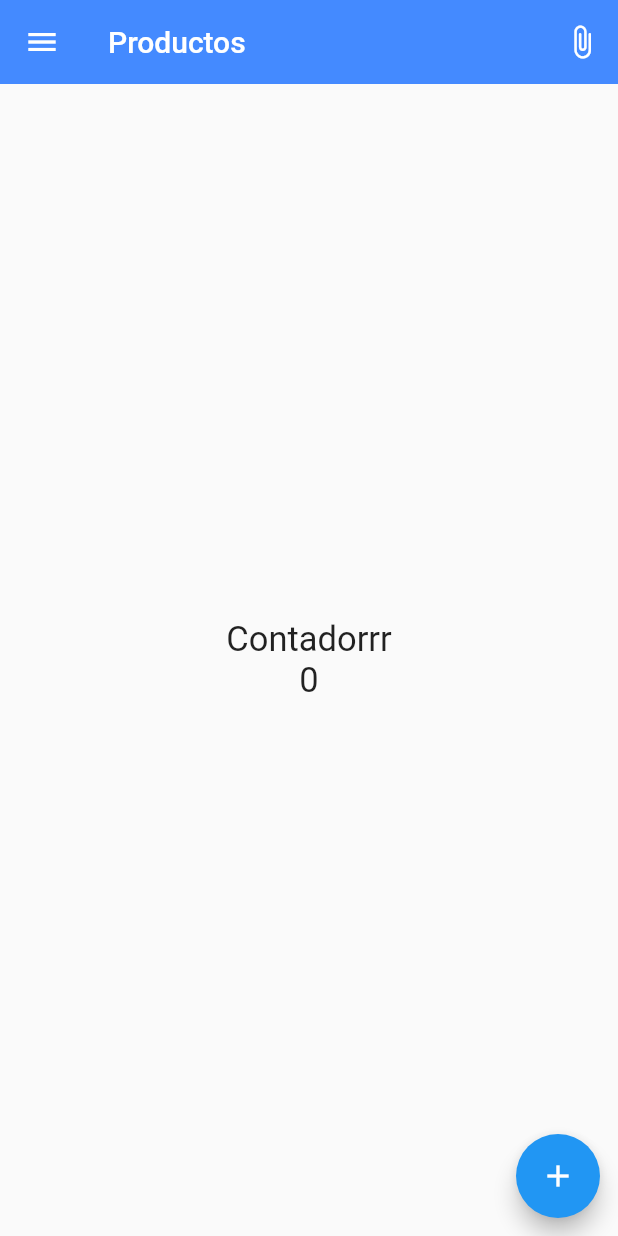
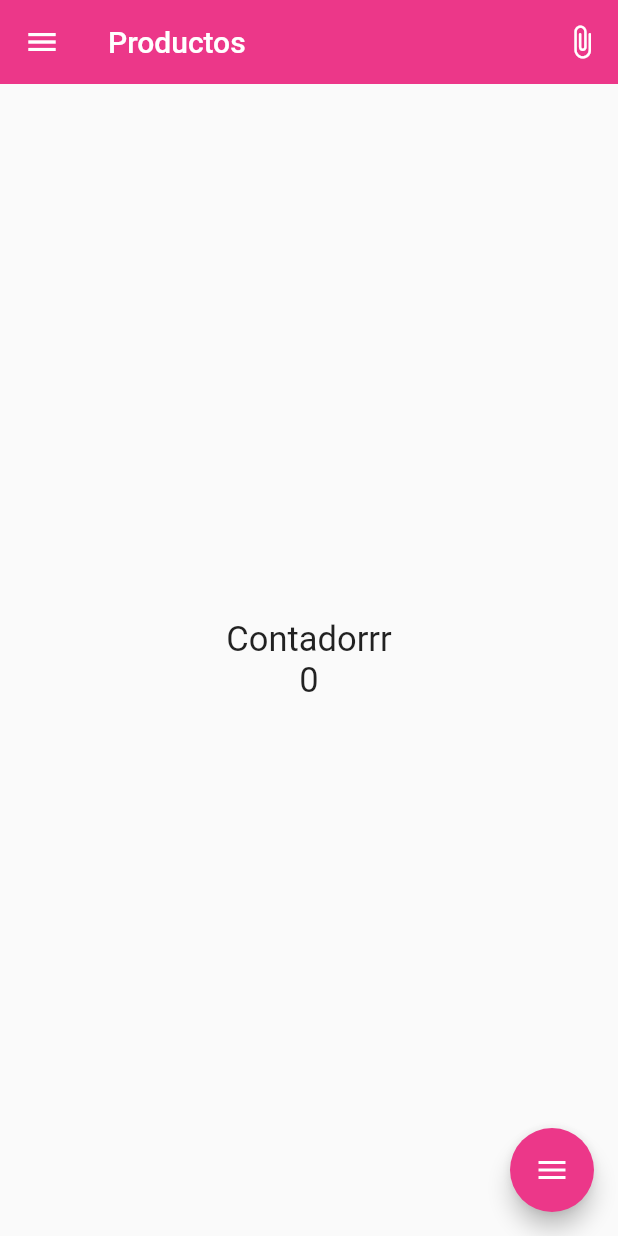
Before and after one commit to CristobalP1/AppBodega, a Flutter app: the screen it shows after launch, on a phone screen of 412 x 824 dp. Run offline on Flutter 3.47's test engine with Material 2 defaults, Android fonts, the phone set to English and light mode, and no system bars; drawn by our look-alikes of flutter_speed_dial.

Commit message:
add buton low

```diff
--- a/lib/screens/home_screen.dart
+++ b/lib/screens/home_screen.dart
@@ -1,6 +1,7 @@
 import 'dart:ui';
 
 import 'package:flutter/material.dart';
+import 'package:flutter_speed_dial/flutter_speed_dial.dart';
 
 class HomeScreen extends StatelessWidget {
   const HomeScreen({Key? key}) : super(key: key);
@@ -12,7 +13,7 @@ class HomeScreen extends StatelessWidget {
     return Scaffold(
         appBar: AppBar(
           title: Text('Productos'),
-        backgroundColor: Colors.blueAccent,
+          backgroundColor: Color.fromARGB(255, 236, 55, 137),
           leading: const Icon(Icons.menu_outlined),
           elevation: 0,
           actions: [
@@ -39,13 +40,29 @@ class HomeScreen extends StatelessWidget {
             ],
           ),
         ),
-      floatingActionButtonLocation: FloatingActionButtonLocation.miniEndFloat,
-      floatingActionButton: FloatingActionButton(
-        child: const Icon(Icons.add),
-        onPressed: () {
-          print('hola mundo');
-        },
-      ),
-    );
+        floatingActionButton: SpeedDial(
+          animatedIcon: AnimatedIcons.menu_close,
+          backgroundColor: Color.fromARGB(255, 236, 55, 137),
+          overlayColor: Colors.black,
+          overlayOpacity: 0.5,
+          children: [
+            SpeedDialChild(
+                child: Icon(Icons.create),
+                label: 'Crear Producto',
+                backgroundColor: Color.fromARGB(255, 118, 170, 120)),
+            SpeedDialChild(
+                child: Icon(Icons.create),
+                label: 'Crear Categoria',
+                backgroundColor: Color.fromARGB(255, 118, 170, 120)),
+            SpeedDialChild(
+                child: Icon(Icons.block),
+                label: 'Bloquear Prodcuto',
+                backgroundColor: Color.fromARGB(255, 212, 59, 69)),
+            SpeedDialChild(
+                child: Icon(Icons.block),
+                label: 'Bloquear Categoria',
+                backgroundColor: Color.fromARGB(255, 212, 59, 69))
+          ],
+        ));
   }
 }
--- a/pubspec.yaml
+++ b/pubspec.yaml
@@ -34,6 +34,7 @@ dependencies:
   # The following adds the Cupertino Icons font to your application.
   # Use with the CupertinoIcons class for iOS style icons.
   cupertino_icons: ^1.0.2
+  flutter_speed_dial: ^6.0.0
 
 dev_dependencies:
   flutter_test:
```
Also changed, not shown: pubspec.lock, 1 other file. Lines whose indentation alone changed are shown as unchanged.
